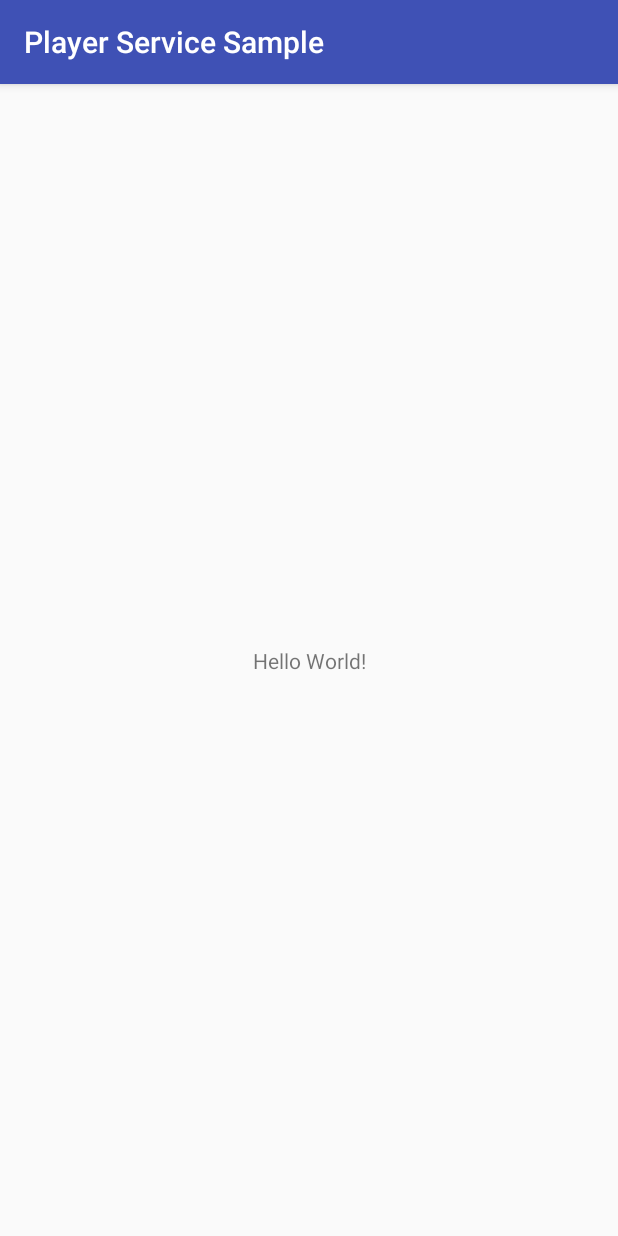
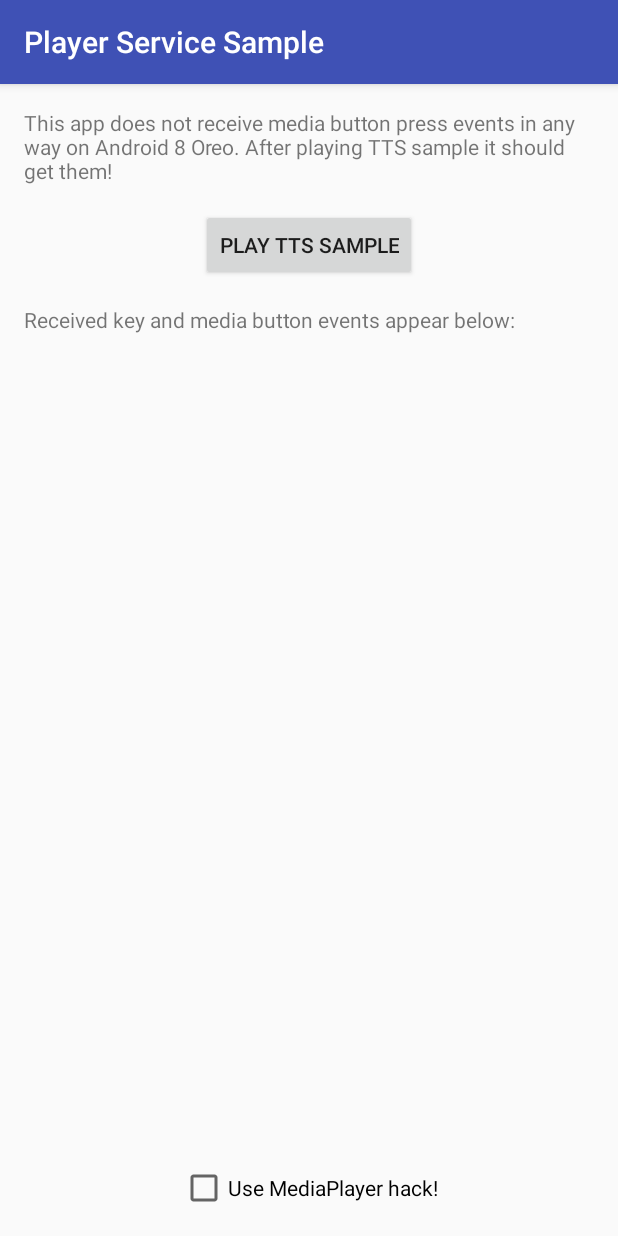
Before and after one commit to gregko/PlayerServiceSample, an Android app: the screen it shows after launch (MainActivity), on a phone screen of 412 x 824 dp. Run offline under Robolectric (Android 15) with nearby library versions, the phone set to English and light mode, and no system bars.

Commit message:
Added TTS speak button, more...

```diff
--- a/app/src/main/res/layout/activity_main.xml
+++ b/app/src/main/res/layout/activity_main.xml
@@ -1,18 +1,58 @@
 <?xml version="1.0" encoding="utf-8"?>
-<android.support.constraint.ConstraintLayout xmlns:android="http://schemas.android.com/apk/res/android"
+<LinearLayout xmlns:android="http://schemas.android.com/apk/res/android"
     xmlns:app="http://schemas.android.com/apk/res-auto"
     xmlns:tools="http://schemas.android.com/tools"
     android:layout_width="match_parent"
     android:layout_height="match_parent"
+    android:layout_margin="16dp"
+    android:orientation="vertical"
+    android:gravity="center"
     tools:context="hyperionics.com.playerservicesample.MainActivity">
 
     <TextView
         android:layout_width="wrap_content"
         android:layout_height="wrap_content"
-        android:text="Hello World!"
+        android:text="This app does not receive media button press events in any way on Android 8 Oreo. After playing TTS sample it should get them!"
         app:layout_constraintBottom_toBottomOf="parent"
         app:layout_constraintLeft_toLeftOf="parent"
         app:layout_constraintRight_toRightOf="parent"
         app:layout_constraintTop_toTopOf="parent" />
+    <View
+        android:layout_width="0dp"
+        android:layout_height="16dp"
+        />
+    <Button
+        android:layout_width="wrap_content"
+        android:layout_height="wrap_content"
+        android:text="Play TTS sample"
+        android:onClick="onClickTts"
+        />
+    <View
+        android:layout_width="0dp"
+        android:layout_height="16dp"
+        />
+    <TextView
+        android:layout_width="match_parent"
+        android:layout_height="wrap_content"
+        android:text="Received key and media button events appear below:"
+        />
+    <View
+        android:layout_width="0dp"
+        android:layout_height="16dp"
+        />
 
-</android.support.constraint.ConstraintLayout>
+    <TextView
+        android:id="@+id/textView"
+        android:layout_width="match_parent"
+        android:layout_height="0dp"
+        android:layout_weight="1" />
+
+    <CheckBox
+        android:id="@+id/hackCb"
+        android:layout_width="wrap_content"
+        android:layout_height="wrap_content"
+        android:text="Use MediaPlayer hack!"
+        android:onClick="onClickHack"
+        />
+
+</LinearLayout>
```
Also changed, not shown: app/src/main/java/hyperionics/com/playerservicesample/MainActivity.java (+83 -0 lines), app/src/main/java/hyperionics/com/playerservicesample/PlayerService.java (+15 -14 lines), 2 other files.
